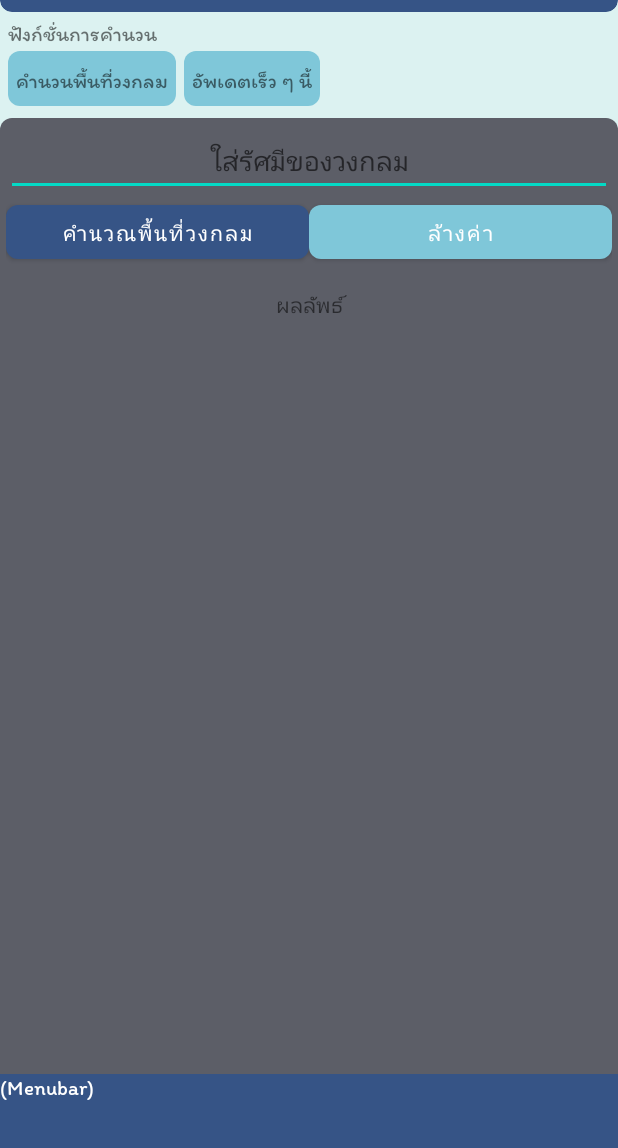
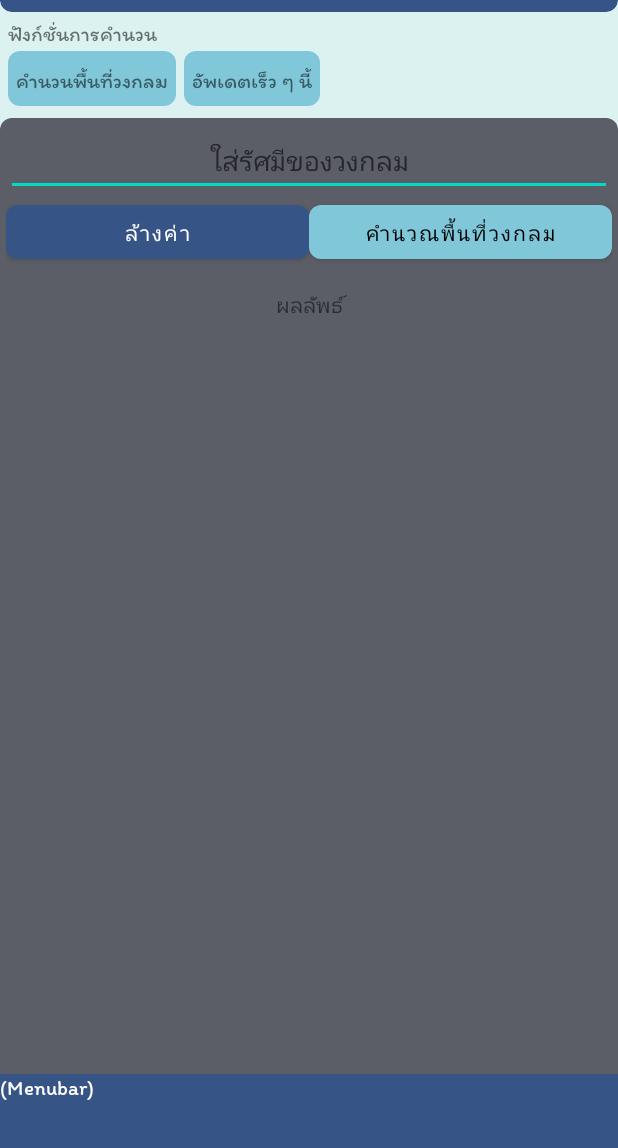
Before and after one commit to Chisanucha-Thonsiri/RadCal-AndroidAppProject1-, an Android app: the screen it shows after launch (MainActivity), on a phone screen of 412 x 824 dp, the part 88-1236 px from its top. Run offline under Robolectric (Android 15) with nearby library versions, the phone set to English and light mode, and no system bars.

Commit message:
make button can click and use

```diff
--- a/app/build.gradle
+++ b/app/build.gradle
@@ -37,4 +37,5 @@ dependencies {
     testImplementation libs.junit
     androidTestImplementation libs.ext.junit
     androidTestImplementation libs.espresso.core
+    implementation 'com.google.android.material:material:1.9.0'
 }
--- a/app/src/main/java/com/example/radcal/MainActivity.java
+++ b/app/src/main/java/com/example/radcal/MainActivity.java
@@ -1,24 +1,50 @@
 package com.example.radcal;
 
+import android.annotation.SuppressLint;
 import android.os.Bundle;
+import android.view.View;
+import android.widget.Button;
+import android.widget.EditText;
+import android.widget.TextView;
 
-import androidx.activity.EdgeToEdge;
 import androidx.appcompat.app.AppCompatActivity;
-import androidx.core.graphics.Insets;
-import androidx.core.view.ViewCompat;
-import androidx.core.view.WindowInsetsCompat;
 
 public class MainActivity extends AppCompatActivity {
 
+    EditText enterR;
+    Button buttonCalculate;
+    Button buttonClear;
+    TextView areaResult;
+
+    @SuppressLint("MissingInflatedId")
     @Override
     protected void onCreate(Bundle savedInstanceState) {
         super.onCreate(savedInstanceState);
-        EdgeToEdge.enable(this);
         setContentView(R.layout.activity_main);
-        ViewCompat.setOnApplyWindowInsetsListener(findViewById(R.id.main), (v, insets) -> {
-            Insets systemBars = insets.getInsets(WindowInsetsCompat.Type.systemBars());
-            v.setPadding(systemBars.left, systemBars.top, systemBars.right, systemBars.bottom);
-            return insets;
+
+        enterR = findViewById(R.id.enterR);
+        buttonCalculate = findViewById(R.id.buttonCalculate);
+        buttonClear = findViewById(R.id.buttonClear);
+        areaResult = findViewById(R.id.areaResult);
+
+        buttonCalculate.setOnClickListener(new View.OnClickListener() {
+            @Override
+            public void onClick(View v) {
+                String radiusText = enterR.getText().toString();
+                if(!radiusText.isEmpty()) {
+                    double radius = Double.parseDouble(radiusText);
+                    double result = Math.PI * radius * radius;
+                    areaResult.setText(getString(R.string.circle_area) + " = " + result);
+                }else {
+                    areaResult.setText(getString(R.string.enter_r));
+                }
+            }
+        });
+        buttonClear.setOnClickListener(new View.OnClickListener() {
+            @Override
+            public void onClick(View v) {
+                areaResult.setText(getString(R.string.result));
+            }
         });
     }
 }
--- a/app/src/main/res/layout/activity_main.xml
+++ b/app/src/main/res/layout/activity_main.xml
@@ -131,6 +131,7 @@
                 android:background="@drawable/top_rounded_container"
                 android:backgroundTint="@color/material_dynamic_neutral_variant40">
                 <EditText
+                    android:id="@+id/enterR"
                     android:layout_width="match_parent"
                     android:layout_height="wrap_content"
                     android:minHeight="48dp"
@@ -143,27 +144,28 @@
                     android:orientation="horizontal"
                     android:gravity="center">
                     <com.google.android.material.button.MaterialButton
+                        android:id="@+id/buttonClear"
+                        android:layout_width="0dp"
+                        android:layout_height="wrap_content"
+                        android:layout_weight="1"
+                        android:text="@string/clear"
+                        android:textColor="@color/white"
+                        app:cornerRadius="8dp"
+                        app:backgroundTint="@color/accent_1"/>
+
+                    <com.google.android.material.button.MaterialButton
                         android:id="@+id/buttonCalculate"
                         android:layout_width="0dp"
                         android:layout_height="wrap_content"
                         android:layout_weight="1"
                         android:text="@string/calculate"
-                        android:textColor="#FFFFFF"
-                        app:cornerRadius="8dp"
-                        app:backgroundTint="@color/accent_1"/>
-
-                    <com.google.android.material.button.MaterialButton
-                        android:id="@+id/buttonClear"
-                        android:layout_width="0dp"
-                        android:layout_height="wrap_content"
-                        android:layout_weight="1"
-                        android:text="@string/clear"
-                        android:textColor="#FFFFFF"
+                        android:textColor="@color/black"
                         app:cornerRadius="8dp"
                         app:backgroundTint="@color/secondary"/>
 
                 </LinearLayout>
                 <TextView
+                    android:id="@+id/areaResult"
                     android:layout_width="match_parent"
                     android:layout_height="wrap_content"
                     android:text="@string/result"
--- a/app/src/main/res/values/strings.xml
+++ b/app/src/main/res/values/strings.xml
@@ -7,4 +7,5 @@
     <string name="calculate">คำนวณพื้นที่วงกลม</string>
     <string name="clear">ล้างค่า</string>
     <string name="result">ผลลัพธ์</string>
+    <string name="circle_area">พื้นที่วงกลม</string>
 </resources>
--- a/build.gradle
+++ b/build.gradle
@@ -2,6 +2,3 @@
 plugins {
 alias(libs.plugins.android.application) apply false
 }
-dependencies {
-    implementation 'com.google.android.material:material:1.9.0'
-}
```
